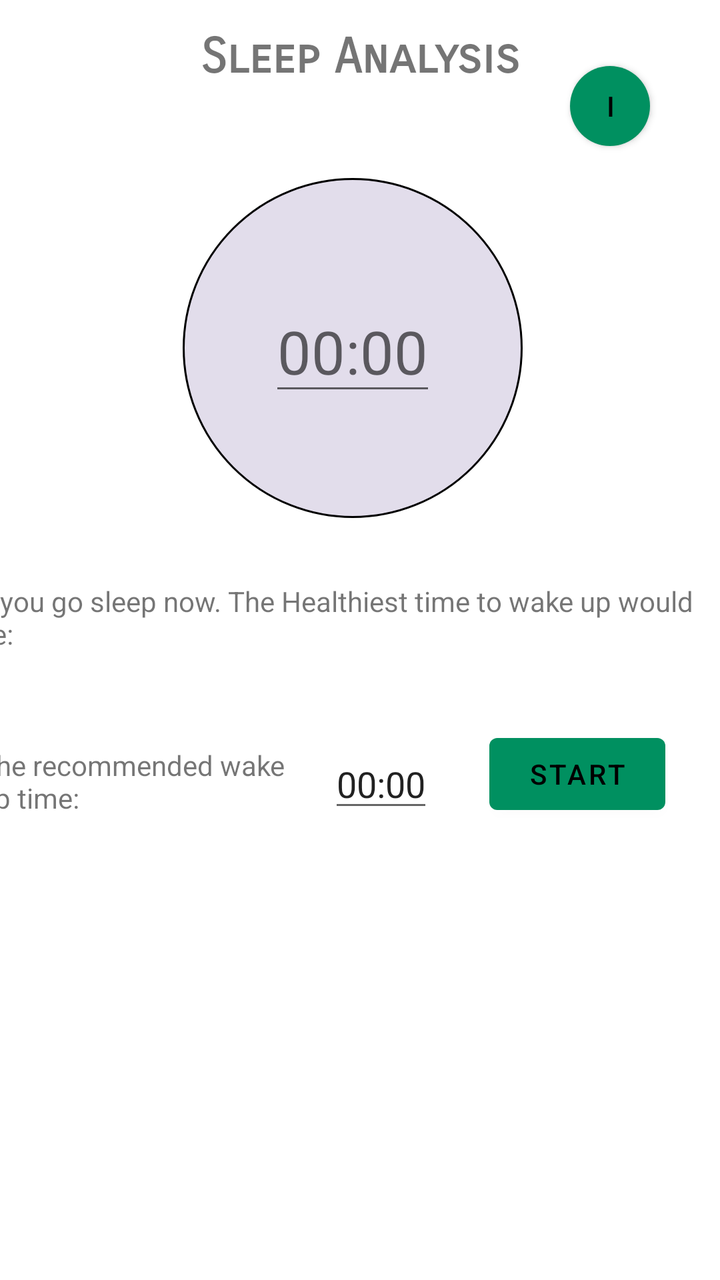
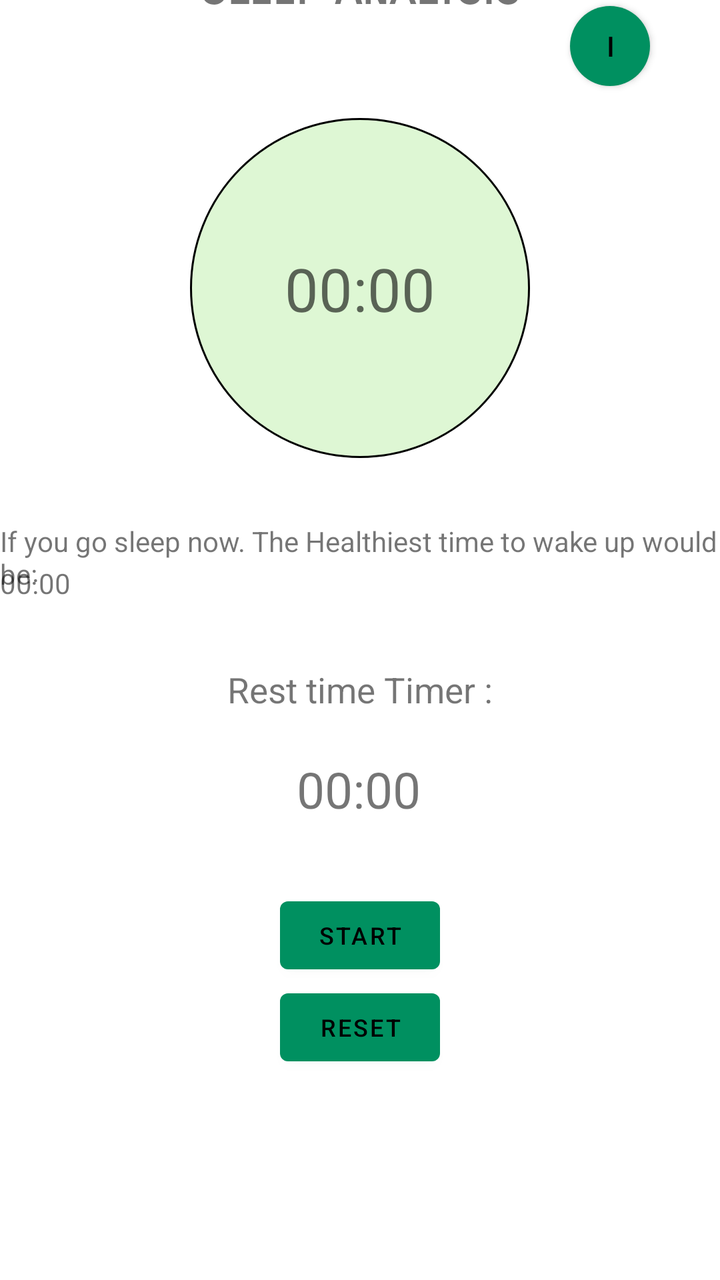

The first picture is an Android layout as it rendered before a commit; the second is the same layout after the commit. The layout source and the unified diff follow.
<!-- AndroidManifest.xml: application theme Theme.Silva -->
<!-- res/layout/activity_sleep_analysis.xml -->
<?xml version="1.0" encoding="utf-8"?>
<androidx.constraintlayout.widget.ConstraintLayout xmlns:android="http://schemas.android.com/apk/res/android"
    xmlns:app="http://schemas.android.com/apk/res-auto"
    xmlns:tools="http://schemas.android.com/tools"
    android:layout_width="match_parent"
    android:layout_height="match_parent"
    tools:context=".SleepAnalysis">

    <TextView
        android:id="@+id/textView"
        android:layout_width="wrap_content"
        android:layout_height="wrap_content"
        android:layout_marginStart="169dp"
        android:layout_marginTop="24dp"
        android:layout_marginEnd="169dp"
        android:fontFamily="sans-serif-smallcaps"
        android:text="@string/title_sleep_analysis_page"
        android:textAlignment="center"
        android:textSize="24sp"
        android:textStyle="bold"
        app:layout_constraintBottom_toTopOf="@+id/rec_info"
        app:layout_constraintEnd_toEndOf="parent"
        app:layout_constraintStart_toStartOf="parent"
        app:layout_constraintTop_toTopOf="parent" />

    <Button
        android:id="@+id/rec_info"
        android:layout_width="40dp"
        android:layout_height="40dp"
        android:layout_marginBottom="16dp"
        android:background="@drawable/roundedbutton"
        android:text="i"
        app:layout_constraintBottom_toTopOf="@+id/Set_time"
        app:layout_constraintEnd_toEndOf="parent"
        app:layout_constraintHorizontal_bias="0.891"
        app:layout_constraintStart_toStartOf="parent" />

    <ImageView
        android:id="@+id/Set_time"
        android:layout_width="170dp"
        android:layout_height="170dp"
        android:layout_marginBottom="32dp"
        app:layout_constraintBottom_toTopOf="@+id/textView4"
        app:layout_constraintEnd_toEndOf="parent"
        app:layout_constraintHorizontal_bias="0.481"
        app:layout_constraintStart_toStartOf="parent"
        app:srcCompat="@drawable/roundedtime" />

    <EditText
        android:id="@+id/time_dialog"
        android:layout_width="wrap_content"
        android:layout_height="wrap_content"
        android:textAlignment="center"
        android:hint="00:00"
        android:textSize="30sp"
        app:layout_constraintBottom_toBottomOf="@+id/Set_time"
        app:layout_constraintEnd_toEndOf="@+id/Set_time"
        app:layout_constraintStart_toStartOf="@+id/Set_time"
        app:layout_constraintTop_toTopOf="@+id/Set_time" />

    <TextView
        android:id="@+id/textView4"
        android:layout_width="wrap_content"
        android:layout_height="wrap_content"
        android:layout_marginBottom="32dp"
        android:height="40dp"
        android:text="@string/text_sleep_analysis_2"
        app:layout_constraintBottom_toTopOf="@+id/rec_ime_1"
        app:layout_constraintEnd_toEndOf="@id/rec_ime_1"
        app:layout_constraintHorizontal_bias="0.946"
        app:layout_constraintStart_toStartOf="@id/rec_ime_1" />

    <Button
        android:id="@+id/rec_ime_1"
        android:layout_width="wrap_content"
        android:layout_height="wrap_content"
        android:text="Start"
        app:layout_constraintBottom_toBottomOf="parent"
        app:layout_constraintEnd_toEndOf="parent"
        app:layout_constraintHorizontal_bias="0.9"
        app:layout_constraintStart_toStartOf="parent"
        app:layout_constraintTop_toTopOf="parent"
        app:layout_constraintVertical_bias="0.613" />

    <EditText
        android:id="@+id/setalarm"
        android:layout_width="wrap_content"
        android:layout_height="wrap_content"
        android:text="00:00"
        app:layout_constraintBottom_toBottomOf="@+id/rec_ime_1"
        app:layout_constraintEnd_toStartOf="@+id/rec_ime_1"
        app:layout_constraintHorizontal_bias="0.855"
        app:layout_constraintStart_toStartOf="parent"
        app:layout_constraintTop_toTopOf="@+id/rec_ime_1"
        app:layout_constraintVertical_bias="1.0" />

    <TextView
        android:id="@+id/textView5"
        android:layout_width="155dp"
        android:layout_height="35dp"
        android:text="The recommended wake up time:"
        android:layout_marginRight="20dp"
        app:layout_constraintBottom_toBottomOf="@+id/setalarm"
        app:layout_constraintEnd_toStartOf="@+id/setalarm"
        app:layout_constraintHorizontal_bias="1.0"
        app:layout_constraintStart_toStartOf="parent"
        app:layout_constraintTop_toTopOf="@+id/setalarm"
        app:layout_constraintVertical_bias="0.5" />

</androidx.constraintlayout.widget.ConstraintLayout>
<!-- resources referenced by this layout -->
<resources>
  <!-- drawable roundedbutton (drawable) -->
  <?xml version="1.0" encoding="utf-8"?>
  <shape xmlns:android="http://schemas.android.com/apk/res/android" android:shape="rectangle">
      <solid android:color="#808080"/>
      <corners android:bottomLeftRadius="40dp"
          android:bottomRightRadius="40dp"
          android:topLeftRadius="40dp"
          android:topRightRadius="40dp"/>
  </shape>
  <!-- drawable roundedtime (drawable) -->
  <?xml version="1.0" encoding="utf-8"?>
  <shape xmlns:android="http://schemas.android.com/apk/res/android" android:shape="rectangle">
      <solid android:color="#e2ddeb"/>
      <corners android:bottomLeftRadius="170dp"
          android:bottomRightRadius="170dp"
          android:topLeftRadius="170dp"
          android:topRightRadius="170dp"/>
      <stroke android:color="@color/black"
          android:width="1dp"/>
  </shape>
  <string name="text_sleep_analysis_2">If you go sleep now. The Healthiest time to wake up would be:</string>
  <string name="title_sleep_analysis_page">Sleep Analysis</string>
  <style name="Theme.Silva" parent="Theme.MaterialComponents.DayNight.DarkActionBar">
          
          <item name="colorPrimary">#009060</item>
          <item name="colorPrimaryVariant">@color/purple_700</item>
          <item name="colorOnPrimary">@color/black</item>
          
          <item name="colorSecondary">@color/teal_200</item>
          <item name="colorSecondaryVariant">@color/teal_700</item>
          <item name="colorOnSecondary">@color/black</item>
          
          <item name="android:statusBarColor" tools:targetApi="l">?attr/colorPrimaryVariant</item>
          
      </style>
  <color name="black">#FF000000</color>
  <color name="purple_700">#FF3700B3</color>
  <color name="teal_200">#FF03DAC5</color>
  <color name="teal_700">#FF018786</color>
</resources>

<!-- the commit's change to res/layout/activity_sleep_analysis.xml (unified diff, before → after) -->
@@ -10,9 +10,6 @@
         android:id="@+id/textView"
         android:layout_width="wrap_content"
         android:layout_height="wrap_content"
-        android:layout_marginStart="169dp"
-        android:layout_marginTop="24dp"
-        android:layout_marginEnd="169dp"
         android:fontFamily="sans-serif-smallcaps"
         android:text="@string/title_sleep_analysis_page"
         android:textAlignment="center"
@@ -20,8 +17,10 @@
         android:textStyle="bold"
         app:layout_constraintBottom_toTopOf="@+id/rec_info"
         app:layout_constraintEnd_toEndOf="parent"
+        app:layout_constraintHorizontal_bias="0.5"
         app:layout_constraintStart_toStartOf="parent"
-        app:layout_constraintTop_toTopOf="parent" />
+        app:layout_constraintTop_toTopOf="parent"
+        app:layout_constraintVertical_bias="0.8" />
 
     <Button
         android:id="@+id/rec_info"
@@ -42,16 +41,16 @@
         android:layout_marginBottom="32dp"
         app:layout_constraintBottom_toTopOf="@+id/textView4"
         app:layout_constraintEnd_toEndOf="parent"
-        app:layout_constraintHorizontal_bias="0.481"
+        app:layout_constraintHorizontal_bias="0.5"
         app:layout_constraintStart_toStartOf="parent"
         app:srcCompat="@drawable/roundedtime" />
 
-    <EditText
+    <TextView
         android:id="@+id/time_dialog"
         android:layout_width="wrap_content"
         android:layout_height="wrap_content"
+        android:hint="00:00"
         android:textAlignment="center"
-        android:hint="00:00"
         android:textSize="30sp"
         app:layout_constraintBottom_toBottomOf="@+id/Set_time"
         app:layout_constraintEnd_toEndOf="@+id/Set_time"
@@ -65,46 +64,74 @@
         android:layout_marginBottom="32dp"
         android:height="40dp"
         android:text="@string/text_sleep_analysis_2"
-        app:layout_constraintBottom_toTopOf="@+id/rec_ime_1"
-        app:layout_constraintEnd_toEndOf="@id/rec_ime_1"
-        app:layout_constraintHorizontal_bias="0.946"
-        app:layout_constraintStart_toStartOf="@id/rec_ime_1" />
+        app:layout_constraintBottom_toTopOf="@+id/textView5"
+        app:layout_constraintEnd_toEndOf="parent"
+        app:layout_constraintStart_toStartOf="parent" />
+
+    <TextView
+        android:id="@+id/rec_time"
+        android:layout_width="wrap_content"
+        android:layout_height="wrap_content"
+        android:text="00:00"
+        app:layout_constraintBottom_toBottomOf="@+id/textView4"
+        app:layout_constraintEnd_toEndOf="@+id/textView4"
+        app:layout_constraintHorizontal_bias="0.0"
+        app:layout_constraintStart_toStartOf="@+id/textView4"
+        app:layout_constraintTop_toTopOf="@+id/textView4"
+        app:layout_constraintVertical_bias="1.0" />
+
 
     <Button
         android:id="@+id/rec_ime_1"
-        android:layout_width="wrap_content"
-        android:layout_height="wrap_content"
+        android:layout_width="80dp"
+        android:layout_height="46dp"
         android:text="Start"
+        android:textSize="12sp"
+        app:layout_constraintBottom_toTopOf="@+id/rec_ime_3"
+        app:layout_constraintEnd_toEndOf="parent"
+        app:layout_constraintHorizontal_bias="0.5"
+        app:layout_constraintStart_toStartOf="parent"
+        app:layout_constraintTop_toTopOf="parent"
+        app:layout_constraintVertical_bias="1.0" />
+
+    <Button
+        android:id="@+id/rec_ime_3"
+        android:layout_width="80dp"
+        android:layout_height="46dp"
+        android:text="Reset"
+        android:textSize="12sp"
         app:layout_constraintBottom_toBottomOf="parent"
         app:layout_constraintEnd_toEndOf="parent"
-        app:layout_constraintHorizontal_bias="0.9"
+        app:layout_constraintHorizontal_bias="0.5"
         app:layout_constraintStart_toStartOf="parent"
         app:layout_constraintTop_toTopOf="parent"
-        app:layout_constraintVertical_bias="0.613" />
+        app:layout_constraintVertical_bias="0.826" />
 
-    <EditText
+    <TextView
         android:id="@+id/setalarm"
         android:layout_width="wrap_content"
         android:layout_height="wrap_content"
         android:text="00:00"
-        app:layout_constraintBottom_toBottomOf="@+id/rec_ime_1"
-        app:layout_constraintEnd_toStartOf="@+id/rec_ime_1"
-        app:layout_constraintHorizontal_bias="0.855"
+        android:textSize="25dp"
+        app:layout_constraintBottom_toTopOf="@+id/rec_ime_1"
+        app:layout_constraintEnd_toEndOf="parent"
+        app:layout_constraintHorizontal_bias="0.498"
         app:layout_constraintStart_toStartOf="parent"
-        app:layout_constraintTop_toTopOf="@+id/rec_ime_1"
-        app:layout_constraintVertical_bias="1.0" />
+        app:layout_constraintTop_toTopOf="parent"
+        app:layout_constraintVertical_bias="0.919" />
 
     <TextView
         android:id="@+id/textView5"
-        android:layout_width="155dp"
-        android:layout_height="35dp"
-        android:text="The recommended wake up time:"
-        android:layout_marginRight="20dp"
-        app:layout_constraintBottom_toBottomOf="@+id/setalarm"
-        app:layout_constraintEnd_toStartOf="@+id/setalarm"
-        app:layout_constraintHorizontal_bias="1.0"
+        android:layout_width="wrap_content"
+        android:layout_height="wrap_content"
+        android:text="Rest time Timer :"
+        android:textSize="17.5dp"
+        app:layout_constraintBottom_toTopOf="@+id/setalarm"
+        app:layout_constraintEnd_toEndOf="parent"
+        app:layout_constraintHorizontal_bias="0.5"
         app:layout_constraintStart_toStartOf="parent"
-        app:layout_constraintTop_toTopOf="@+id/setalarm"
-        app:layout_constraintVertical_bias="0.5" />
+        app:layout_constraintTop_toTopOf="parent"
+        app:layout_constraintVertical_bias="0.941" />
+
 
 </androidx.constraintlayout.widget.ConstraintLayout>
<!-- resource entries referenced after the edit -->
@@ -12,7 +12,7 @@
   <!-- drawable roundedtime (drawable) -->
   <?xml version="1.0" encoding="utf-8"?>
   <shape xmlns:android="http://schemas.android.com/apk/res/android" android:shape="rectangle">
-      <solid android:color="#e2ddeb"/>
+      <solid android:color="#def7d4"/>
       <corners android:bottomLeftRadius="170dp"
           android:bottomRightRadius="170dp"
           android:topLeftRadius="170dp"
